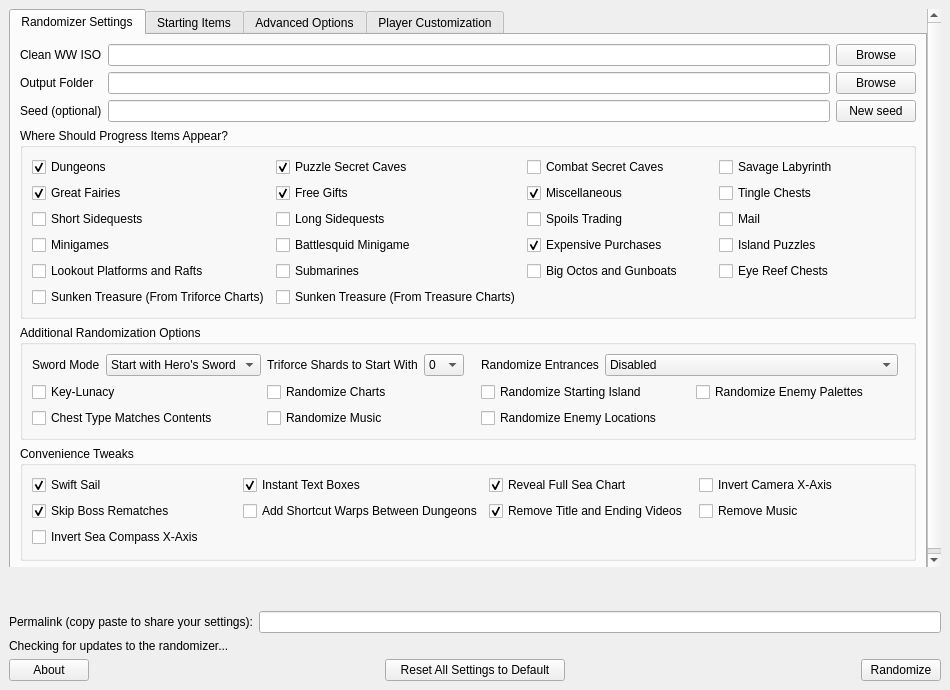
wooferzfg/wwrando, file wwr_ui/randomizer_window.ui: the form before one commit.
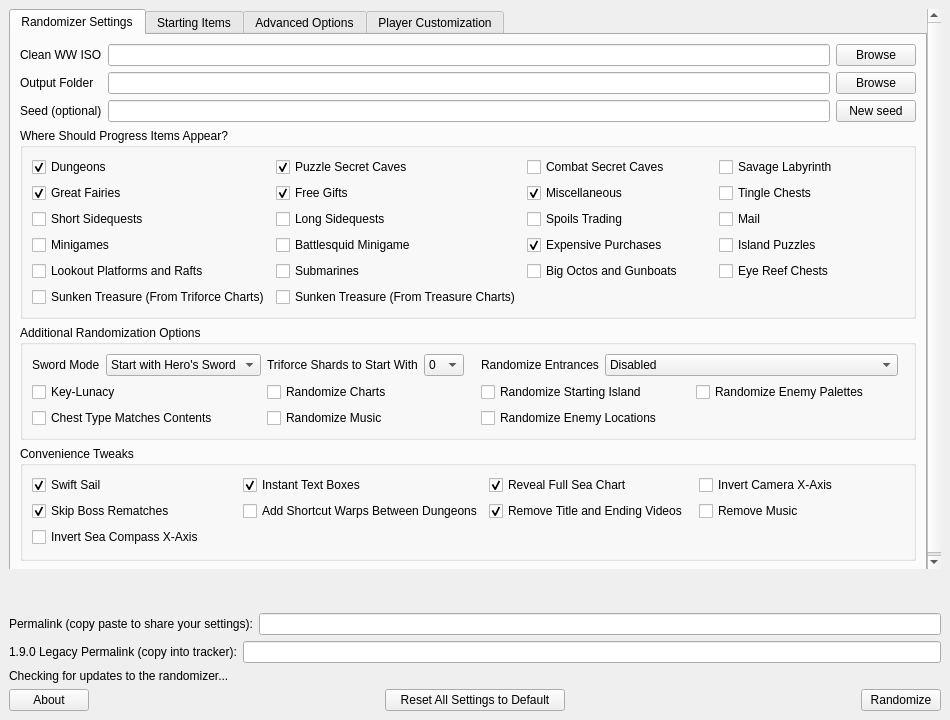
The form after the commit.

Commit message: Add legacy permalink encoder

What changed in the file:
```diff
--- a/wwr_ui/randomizer_window.ui
+++ b/wwr_ui/randomizer_window.ui
@@ -7,7 +7,7 @@
     <x>0</x>
     <y>0</y>
     <width>950</width>
-    <height>690</height>
+    <height>720</height>
    </rect>
   </property>
   <property name="windowTitle">
@@ -1258,6 +1258,24 @@
       </item>
      </layout>
     </item>
+    <item>
+     <layout class="QHBoxLayout" name="horizontalLayout_18">
+      <item>
+       <widget class="QLabel" name="label_for_legacy_permalink">
+        <property name="text">
+         <string>1.9.0 Legacy Permalink (copy into tracker):</string>
+        </property>
+       </widget>
+      </item>
+      <item>
+       <widget class="QLineEdit" name="legacy_permalink">
+        <property name="readOnly">
+         <bool>true</bool>
+        </property>
+       </widget>
+      </item>
+     </layout>
+    </item>
     <item>
      <widget class="QLabel" name="update_checker_label">
       <property name="text">
```
The commit also changes 2 other files.
